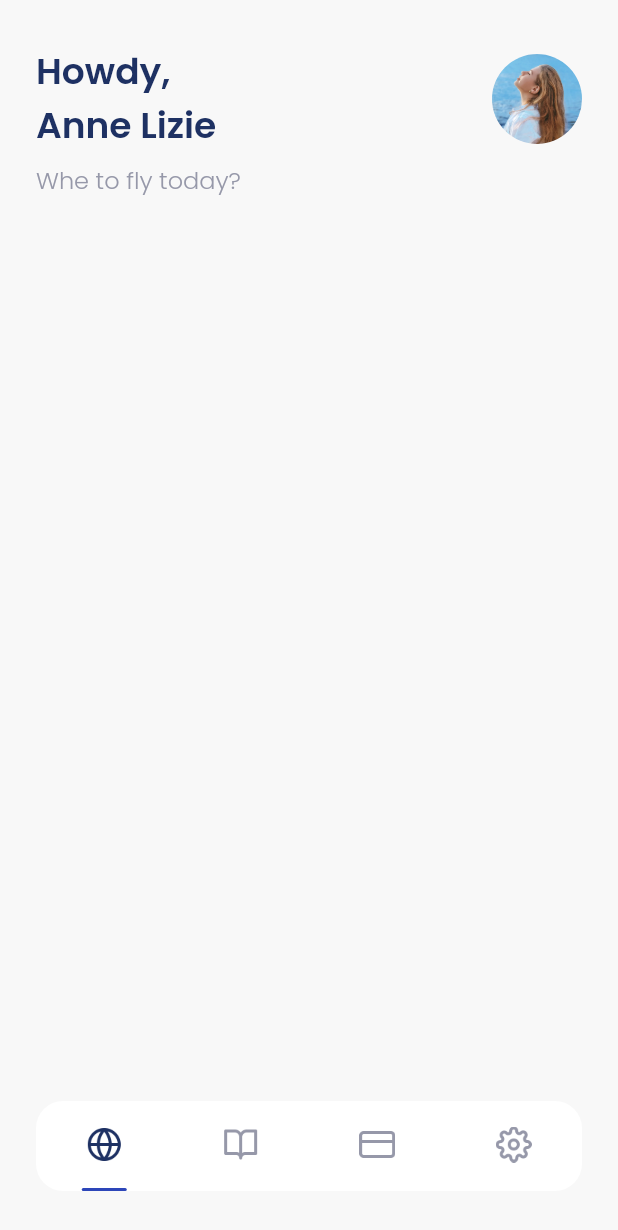
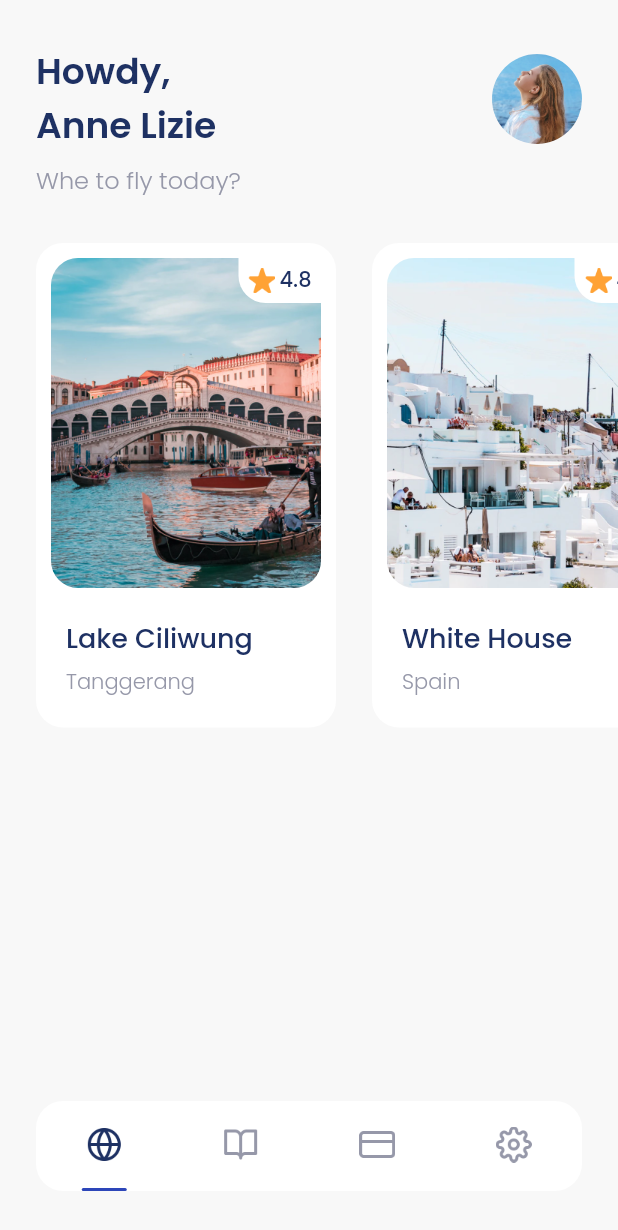
Before and after one commit to saydinaambiya/easyways_app, a Flutter app: the MainPage screen opened by its route, on a phone screen of 412 x 824 dp. Shown: the top 1230 px of the screen. Run offline on Flutter 3.47's test engine with Material 2 defaults, Android fonts, the phone set to English and light mode, and no system bars; our stand-ins replace google_fonts.

Commit message:
add carousel images to home page

```diff
--- a/lib/ui/pages/home_page.dart
+++ b/lib/ui/pages/home_page.dart
@@ -1,4 +1,5 @@
 import 'package:easyplane_app/shared/theme.dart';
+import 'package:easyplane_app/ui/widgets/destination_card.dart';
 import 'package:flutter/material.dart';
 
 class HomePage extends StatelessWidget {
@@ -58,9 +59,53 @@ class HomePage extends StatelessWidget {
       );
     }
 
+    Widget popularDestinations() {
+      return Container(
+        margin: EdgeInsets.only(top: 30),
+        child: SingleChildScrollView(
+          scrollDirection: Axis.horizontal,
+          child: Row(
+            children: const [
+              DestinationCard(
+                imageUrlDestination: 'assets/images/image_ciliwung.png',
+                nameDestination: 'Lake Ciliwung',
+                cityDestination: 'Tanggerang',
+                ratingDestination: 4.8,
+              ),
+              DestinationCard(
+                imageUrlDestination: 'assets/images/image_whitehouse.png',
+                nameDestination: 'White House',
+                cityDestination: 'Spain',
+                ratingDestination: 4.7,
+              ),
+              DestinationCard(
+                imageUrlDestination: 'assets/images/image_heyo.png',
+                nameDestination: 'Hill Heyo',
+                cityDestination: 'Monaco',
+                ratingDestination: 4.8,
+              ),
+              DestinationCard(
+                imageUrlDestination: 'assets/images/image_menarra.png',
+                nameDestination: 'Menarra',
+                cityDestination: 'Japan',
+                ratingDestination: 5.0,
+              ),
+              DestinationCard(
+                imageUrlDestination: 'assets/images/image_teduh.png',
+                nameDestination: 'Payung Teduh',
+                cityDestination: 'Singapore',
+                ratingDestination: 4.8,
+              ),
+            ],
+          ),
+        ),
+      );
+    }
+
     return ListView(
       children: [
         headerHome(),
+        popularDestinations(),
       ],
     );
   }
--- /dev/null
+++ b/lib/ui/widgets/destination_card.dart
@@ -0,0 +1,105 @@
+import 'package:flutter/material.dart';
+
+import '../../shared/theme.dart';
+
+class DestinationCard extends StatelessWidget {
+  final String imageUrlDestination;
+  final String nameDestination;
+  final String cityDestination;
+  final double ratingDestination;
+
+  const DestinationCard({
+    Key? key,
+    required this.imageUrlDestination,
+    required this.nameDestination,
+    required this.cityDestination,
+    this.ratingDestination = 0.0,
+  }) : super(key: key);
+
+  @override
+  Widget build(BuildContext context) {
+    return Container(
+      width: 200,
+      height: 323,
+      margin: EdgeInsets.only(left: defaultMargin),
+      padding: const EdgeInsets.all(10),
+      decoration: BoxDecoration(
+        borderRadius: BorderRadius.circular(18),
+        color: whiteColor,
+      ),
+      child: Column(
+        crossAxisAlignment: CrossAxisAlignment.start,
+        children: [
+          Container(
+            width: 180,
+            height: 220,
+            margin: const EdgeInsets.only(bottom: 20),
+            decoration: BoxDecoration(
+              borderRadius: BorderRadius.circular(18),
+              image: DecorationImage(
+                image: AssetImage(imageUrlDestination),
+              ),
+            ),
+            child: Align(
+              alignment: Alignment.topRight,
+              child: Container(
+                width: 55,
+                height: 30,
+                decoration: BoxDecoration(
+                  color: whiteColor,
+                  borderRadius: const BorderRadius.only(
+                    bottomLeft: Radius.circular(18),
+                  ),
+                ),
+                child: Row(
+                  mainAxisAlignment: MainAxisAlignment.center,
+                  crossAxisAlignment: CrossAxisAlignment.center,
+                  children: [
+                    Container(
+                      height: 18,
+                      width: 18,
+                      margin: const EdgeInsets.only(right: 3),
+                      decoration: const BoxDecoration(
+                        image: DecorationImage(
+                          image: AssetImage('assets/icons/icon_star.png'),
+                        ),
+                      ),
+                    ),
+                    Text(
+                      ratingDestination.toString(),
+                      style: navyText.copyWith(
+                        fontWeight: medium,
+                      ),
+                    )
+                  ],
+                ),
+              ),
+            ),
+          ),
+          Container(
+            margin: const EdgeInsets.only(left: 10),
+            child: Column(
+              crossAxisAlignment: CrossAxisAlignment.start,
+              children: [
+                Text(
+                  nameDestination,
+                  style: navyText.copyWith(
+                    fontSize: 18,
+                    fontWeight: medium,
+                  ),
+                ),
+                const SizedBox(height: 5),
+                Text(
+                  cityDestination,
+                  style: greyText.copyWith(
+                    fontWeight: light,
+                  ),
+                )
+              ],
+            ),
+          )
+        ],
+      ),
+    );
+  }
+}
```
